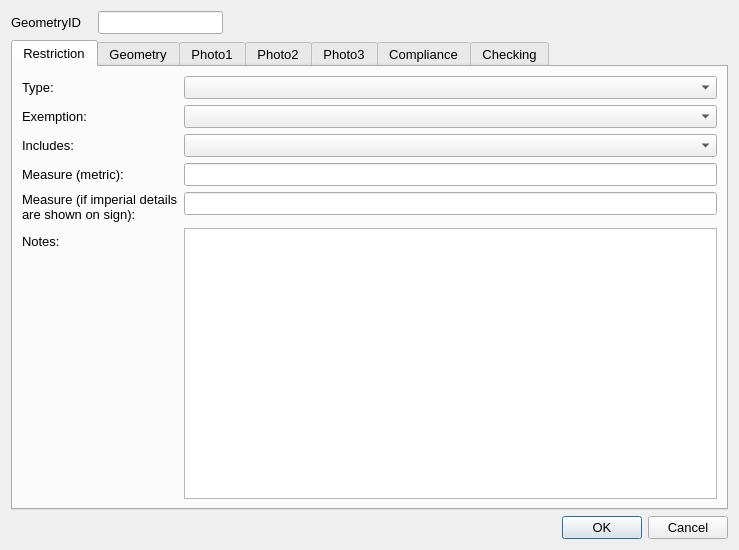
Before: the Qt Designer form ui/RestrictionForVehicles.ui in tlh22/restrictionsWithGNSS, drawn with Qt 5.
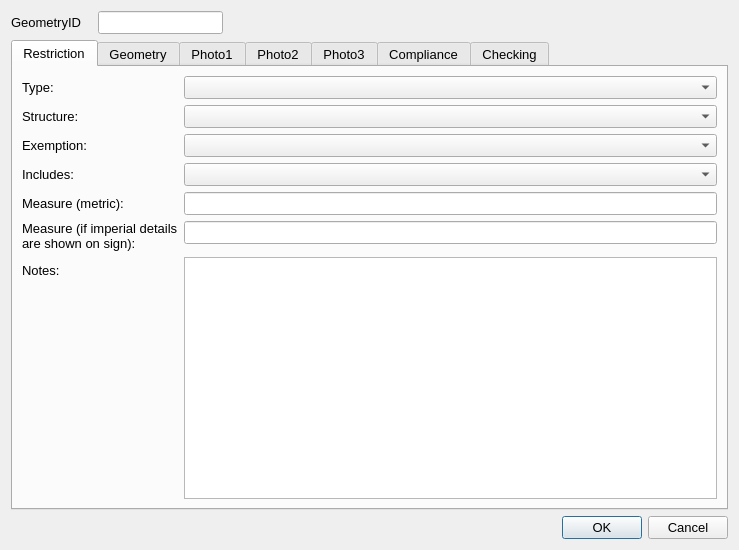
After: the same form once the commit is applied. Icons and pictures are not drawn.

```diff
--- a/ui/RestrictionForVehicles.ui
+++ b/ui/RestrictionForVehicles.ui
@@ -117,37 +117,37 @@
        <item row="2" column="1">
         <widget class="QComboBox" name="restrictionType"/>
        </item>
-       <item row="3" column="0">
+       <item row="4" column="0">
         <widget class="QLabel" name="label_10">
          <property name="text">
           <string>Exemption:</string>
          </property>
         </widget>
        </item>
-       <item row="3" column="1">
+       <item row="4" column="1">
         <widget class="QComboBox" name="exemption"/>
        </item>
-       <item row="4" column="0">
+       <item row="5" column="0">
         <widget class="QLabel" name="label_11">
          <property name="text">
           <string>Includes:</string>
          </property>
         </widget>
        </item>
-       <item row="4" column="1">
+       <item row="5" column="1">
         <widget class="QComboBox" name="inclusion"/>
        </item>
-       <item row="5" column="0">
+       <item row="6" column="0">
         <widget class="QLabel" name="label_3">
          <property name="text">
           <string>Measure (metric):</string>
          </property>
         </widget>
        </item>
-       <item row="5" column="1">
+       <item row="6" column="1">
         <widget class="QLineEdit" name="measure"/>
        </item>
-       <item row="6" column="0">
+       <item row="7" column="0">
         <widget class="QLabel" name="label_12">
          <property name="text">
           <string>Measure (if imperial details are shown on sign):</string>
@@ -157,19 +157,29 @@
          </property>
         </widget>
        </item>
-       <item row="6" column="1">
+       <item row="7" column="1">
         <widget class="QLineEdit" name="measure2"/>
        </item>
-       <item row="10" column="0">
+       <item row="11" column="0">
         <widget class="QLabel" name="lbl_Notes">
          <property name="text">
           <string>Notes:</string>
          </property>
         </widget>
        </item>
-       <item row="10" column="1">
+       <item row="11" column="1">
         <widget class="QTextEdit" name="Notes"/>
        </item>
+       <item row="3" column="0">
+        <widget class="QLabel" name="label_6">
+         <property name="text">
+          <string>Structure:</string>
+         </property>
+        </widget>
+       </item>
+       <item row="3" column="1">
+        <widget class="QComboBox" name="structure"/>
+       </item>
       </layout>
      </widget>
      <widget class="QWidget" name="Geometry">
```
